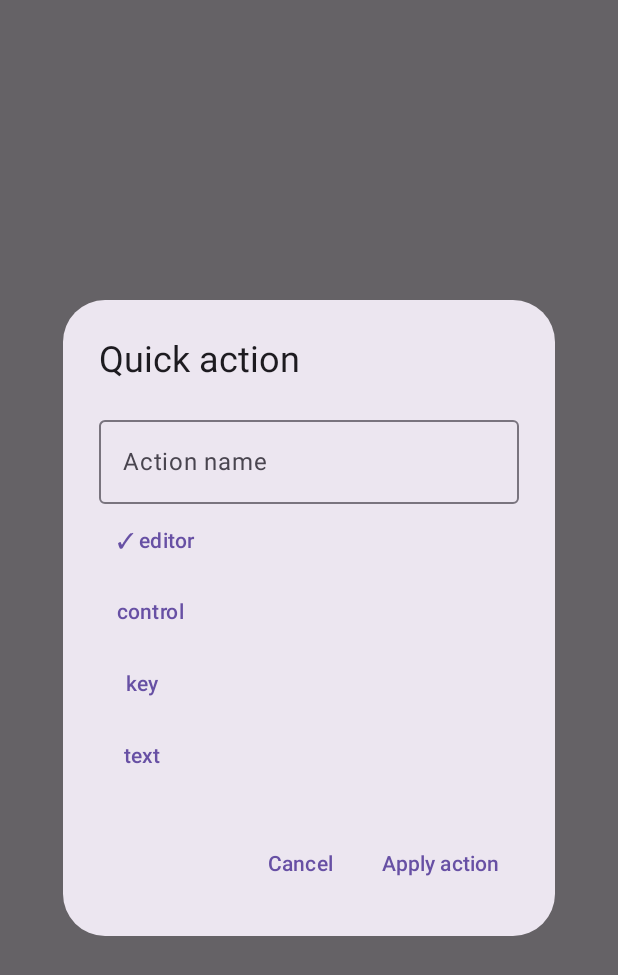
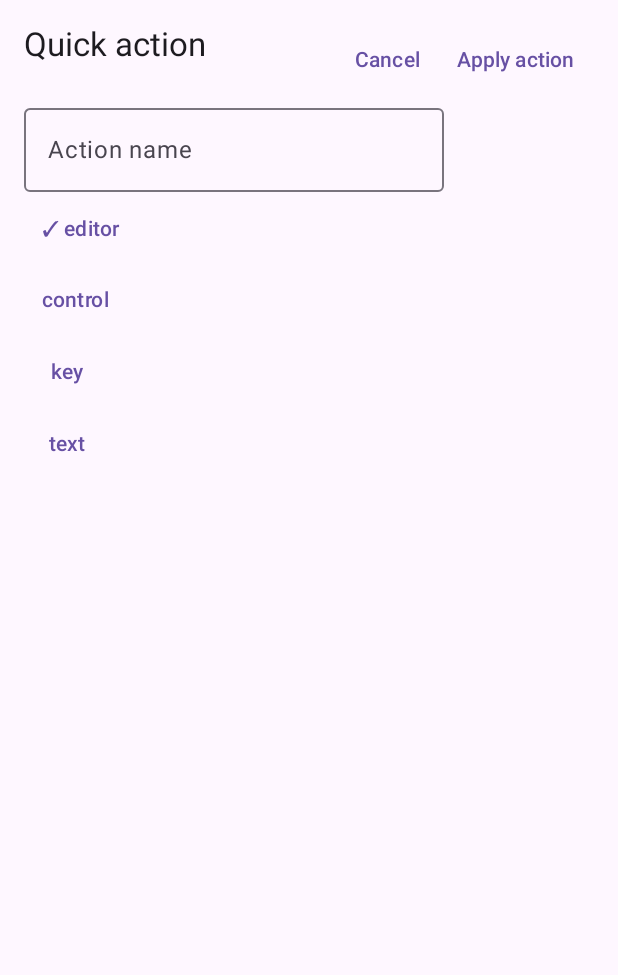
Before and after one commit to szdytom/dryssh, an Android app built with Jetpack Compose: the composable ActionDialog called with empty values, on a phone screen of 412 x 824 dp. Shown: the top 975 px of the screen. Run offline under Robolectric (Android 15) with nearby library versions, the phone set to English and light mode, and no system bars; 1 statement that could not run was skipped.

Commit message:
fix: keep settings controls visible above the ime

```diff
--- a/android/app/src/main/java/dev/dryssh/SettingsDialog.kt
+++ b/android/app/src/main/java/dev/dryssh/SettingsDialog.kt
@@ -5,14 +5,19 @@ import androidx.activity.compose.rememberLauncherForActivityResult
 import androidx.activity.result.contract.ActivityResultContracts
 import androidx.compose.foundation.layout.Arrangement
 import androidx.compose.foundation.layout.Column
+import androidx.compose.foundation.layout.ColumnScope
 import androidx.compose.foundation.layout.Row
+import androidx.compose.foundation.layout.fillMaxSize
 import androidx.compose.foundation.layout.fillMaxWidth
+import androidx.compose.foundation.layout.imePadding
+import androidx.compose.foundation.layout.padding
+import androidx.compose.foundation.layout.safeDrawingPadding
 import androidx.compose.foundation.rememberScrollState
 import androidx.compose.foundation.verticalScroll
-import androidx.compose.material3.AlertDialog
 import androidx.compose.material3.MaterialTheme
 import androidx.compose.material3.OutlinedTextField
 import androidx.compose.material3.Slider
+import androidx.compose.material3.Surface
 import androidx.compose.material3.Switch
 import androidx.compose.material3.Text
 import androidx.compose.material3.TextButton
@@ -28,6 +33,8 @@ import androidx.compose.runtime.setValue
 import androidx.compose.ui.Modifier
 import androidx.compose.ui.platform.LocalContext
 import androidx.compose.ui.unit.dp
+import androidx.compose.ui.window.Dialog
+import androidx.compose.ui.window.DialogProperties
 import java.io.File
 import java.util.UUID
 import kotlinx.coroutines.Dispatchers
@@ -84,8 +91,30 @@ fun SettingsDialog(repository: AppRepository, dismiss: () -> Unit) {
 			}
 		}
 	}
-	AlertDialog(onDismissRequest = dismiss, title = { Text("Settings") }, text = {
-		Column(verticalArrangement = Arrangement.spacedBy(8.dp)) {
+	SettingsPanel(
+		"Settings",
+		dismiss,
+		"Save settings",
+		!busy && colorValidity.values.all {
+			it
+		},
+		save = {
+			busy = true
+			scope.launch {
+				try {
+					withContext(Dispatchers.IO) {
+						repository.update(JSONObject(repository.config.value).put("settings", JSONObject(settings)))
+					}
+					dismiss()
+				} catch (failure: Exception) {
+					error = failure.message
+				} finally {
+					busy = false
+				}
+			}
+		}
+	) {
+		Column(Modifier.weight(1f), verticalArrangement = Arrangement.spacedBy(8.dp)) {
 			Row {
 				listOf("Appearance", "Keys", "Actions").forEach { title ->
 					TextButton(onClick = {
@@ -95,7 +124,7 @@ fun SettingsDialog(repository: AppRepository, dismiss: () -> Unit) {
 				}
 			}
 			Column(
-				Modifier.verticalScroll(rememberScrollState()),
+				Modifier.weight(1f).verticalScroll(rememberScrollState()),
 				verticalArrangement = Arrangement.spacedBy(8.dp)
 			) {
 				when (page) {
@@ -179,23 +208,8 @@ fun SettingsDialog(repository: AppRepository, dismiss: () -> Unit) {
 				error?.let { Text(it, color = MaterialTheme.colorScheme.error) }
 			}
 		}
-	}, confirmButton = {
-		TextButton(enabled = !busy && colorValidity.values.all { it }, onClick = {
-			busy = true
-			scope.launch {
-				try {
-					withContext(Dispatchers.IO) {
-						repository.update(JSONObject(repository.config.value).put("settings", JSONObject(settings)))
 	}
-					dismiss()
-				} catch (failure: Exception) {
-					error = failure.message
-				} finally {
-					busy = false
-				}
-			}
-		}) { Text("Save settings") }
-	}, dismissButton = { TextButton(onClick = dismiss) { Text("Cancel") } })
+
 	edit?.let { (kind, index) ->
 		ActionDialog(kind, current.getJSONArray(kind).optJSONObject(index), { edit = null }) { item ->
 			val candidate = JSONObject(settings).also { it.getJSONArray(kind).put(index, item) }
@@ -273,18 +287,50 @@ private fun ActionDialog(
 		)
 	}
 	var error by remember { mutableStateOf<String?>(null) }
-	AlertDialog(onDismissRequest = dismiss, title = {
-		Text(
+	SettingsPanel(
 		if (kind ==
 			"bindings"
 		) {
 			"Key mapping"
 		} else {
 			"Quick action"
+		},
+		dismiss,
+		"Apply action",
+		true,
+		save = {
+			try {
+				val result = JSONObject()
+				if (kind ==
+					"bindings"
+				) {
+					result.put(
+						"key",
+						key
+					).put("modifiers", JSONObject().put("ctrl", ctrl).put("alt", alt).put("shift", shift))
+				} else {
+					result.put("name", name)
 				}
+				val output = JSONObject().put("kind", type)
+				if (type !=
+					"editor"
+				) {
+					output.put(
+						when (type) {
+							"control" -> "character"
+							"key" -> "key"
+							else -> "text"
+						},
+						value
 					)
-	}, text = {
-		Column(Modifier.verticalScroll(rememberScrollState())) {
+				}
+				save(result.put("action", output))
+			} catch (failure: Exception) {
+				error = failure.message
+			}
+		}
+	) {
+		Column(Modifier.weight(1f).verticalScroll(rememberScrollState())) {
 			if (kind == "bindings") {
 				OutlinedTextField(key, {
 					key = it.lowercase()
@@ -335,37 +381,31 @@ private fun ActionDialog(
 			}
 			error?.let { Text(it, color = MaterialTheme.colorScheme.error) }
 		}
-	}, confirmButton = {
-		TextButton(onClick = {
-			try {
-				val result = JSONObject()
-				if (kind ==
-					"bindings"
+	}
+}
+
+@Composable
+private fun SettingsPanel(
+	title: String,
+	dismiss: () -> Unit,
+	saveLabel: String,
+	enabled: Boolean,
+	save: () -> Unit,
+	content: @Composable ColumnScope.() -> Unit
 ) {
-					result.put(
-						"key",
-						key
-					).put("modifiers", JSONObject().put("ctrl", ctrl).put("alt", alt).put("shift", shift))
-				} else {
-					result.put("name", name)
+	Dialog(
+		onDismissRequest = dismiss,
+		properties = DialogProperties(usePlatformDefaultWidth = false, decorFitsSystemWindows = false)
+	) {
+		Surface(Modifier.fillMaxSize()) {
+			Column(Modifier.safeDrawingPadding().imePadding().padding(16.dp)) {
+				Row(Modifier.fillMaxWidth(), horizontalArrangement = Arrangement.SpaceBetween) {
+					Text(title, Modifier.weight(1f), style = MaterialTheme.typography.titleLarge)
+					TextButton(onClick = dismiss) { Text("Cancel") }
+					TextButton(enabled = enabled, onClick = save) { Text(saveLabel) }
 				}
-				val output = JSONObject().put("kind", type)
-				if (type !=
-					"editor"
-				) {
-					output.put(
-						when (type) {
-							"control" -> "character"
-							"key" -> "key"
-							else -> "text"
-						},
-						value
-					)
+				content()
 			}
-				save(result.put("action", output))
-			} catch (failure: Exception) {
-				error = failure.message
 		}
-		}) { Text("Apply action") }
-	}, dismissButton = { TextButton(onClick = dismiss) { Text("Cancel") } })
 	}
+}
```
Also changed, not shown: 1 other file. Lines whose indentation alone changed are shown as unchanged.
